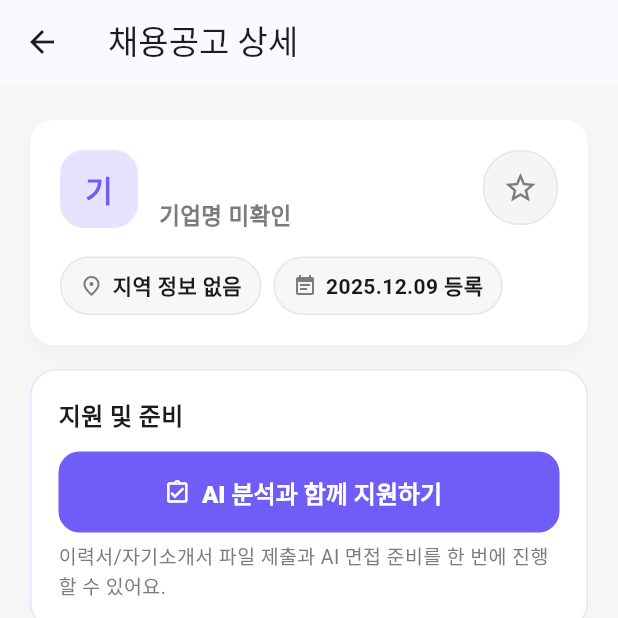
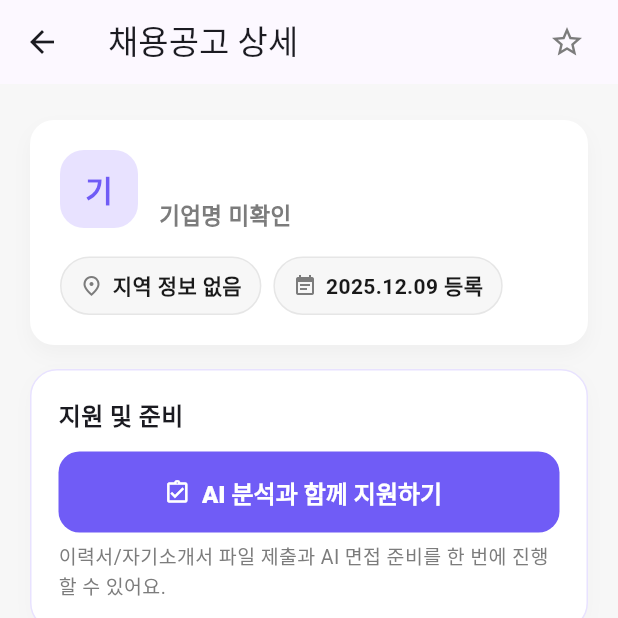
Before and after one commit to hoyoung13/readyai, a Flutter app: the JobDetailPage screen opened directly with empty values, on a phone screen of 412 x 824 dp, the top half of it. Run offline on Flutter 3.47's test engine with Material 3 defaults, Android fonts, the phone set to English and light mode, and no system bars; our stand-ins replace camera, cloud_firestore, dio, file_picker, firebase_auth, firebase_core and 13 more; missing offline and left inert: ffmpeg_kit_flutter_new, googleapis, kakao_flutter_sdk_user; accounts and stored records are empty.

Commit message:
디테일페이지 수정완료 아직 수정할사항있

```diff
--- a/lib/features/jobs/job_detail_page.dart
+++ b/lib/features/jobs/job_detail_page.dart
@@ -42,6 +42,23 @@ class JobDetailPage extends StatelessWidget {
       backgroundColor: AppColors.bg,
       appBar: AppBar(
         title: const Text('채용공고 상세'),
+        actions: [
+          StreamBuilder<JobActivity?>(
+            stream: _activityService.watch(job),
+            builder: (context, snapshot) {
+              final scrapped = snapshot.data?.scrapped ?? false;
+              return IconButton(
+                onPressed: () => _handleToggleScrap(context, scrapped),
+                icon: Icon(
+                  scrapped ? Icons.star : Icons.star_border,
+                  color: scrapped ? AppColors.primary : AppColors.subtext,
+                ),
+                tooltip: scrapped ? '스크랩 취소' : '스크랩',
+              );
+            },
+          ),
+          const SizedBox(width: 10),
+        ],
       ),
       body: SingleChildScrollView(
         padding: const EdgeInsets.fromLTRB(20, 24, 20, 32),
@@ -55,25 +72,30 @@ class JobDetailPage extends StatelessWidget {
                   _handleToggleScrap(context, scrapped),
             ),
             const SizedBox(height: 16),
+
+            // 🔥 지원하기 버튼 여기 유지
             if (!isCompanyRole(userRoleCache.value))
               _PrimaryActions(
                 onApply: () => _handleApply(context),
               ),
+
             const SizedBox(height: 24),
+
+            // 🔥 공고 요약은 지원하기 다음
             if (job.summaryItems.isNotEmpty)
               ModernSectionCard(
                 title: '공고 요약',
                 separated: true,
                 children: job.summaryItems
-                    .map(
-                      (item) => _InfoRow(
+                    .map((item) => _InfoRow(
                           label: item.label,
                           value: item.value,
-                      ),
-                    )
+                        ))
                     .toList(growable: false),
               ),
+
             if (job.summaryItems.isNotEmpty) const SizedBox(height: 16),
+
             if (hasApplicationPeriod)
               ModernSectionCard(
                 title: '접수 기간',
@@ -88,7 +110,9 @@ class JobDetailPage extends StatelessWidget {
                   ),
                 ],
               ),
+
             if (hasApplicationPeriod) const SizedBox(height: 16),
+
             ModernSectionCard(
               title: '기본 정보',
               separated: true,
@@ -105,7 +129,9 @@ class JobDetailPage extends StatelessWidget {
                 ),
               ],
             ),
+
             const SizedBox(height: 16),
+
             if (trimmedDescription.isNotEmpty)
               ModernSectionCard(
                 title: '상세 설명',
@@ -116,14 +142,15 @@ class JobDetailPage extends StatelessWidget {
                   ),
                 ],
               ),
+
             if (trimmedDescription.isNotEmpty) const SizedBox(height: 16),
+
             if (job.detailRows.isNotEmpty)
               ModernSectionCard(
                 title: '상세 정보',
                 separated: true,
-                children: job.detailRows
-                    .map(
-                      (row) => Padding(
+                children: job.detailRows.map((row) {
+                  return Padding(
                     padding: const EdgeInsets.symmetric(vertical: 6),
                     child: Column(
                       crossAxisAlignment: CrossAxisAlignment.start,
@@ -142,11 +169,12 @@ class JobDetailPage extends StatelessWidget {
                         ),
                       ],
                     ),
+                  );
+                }).toList(),
               ),
-                    )
-                    .toList(growable: false),
-              ),
+
             if (job.detailRows.isNotEmpty) const SizedBox(height: 16),
+
             if (job.tags.isNotEmpty)
               ModernSectionCard(
                 title: '복리후생 / 태그',
@@ -154,13 +182,14 @@ class JobDetailPage extends StatelessWidget {
                   Wrap(
                     spacing: 8,
                     runSpacing: 8,
-                    children: job.tags
-                        .map((tag) => ModernTag(label: tag))
-                        .toList(growable: false),
+                    children:
+                        job.tags.map((tag) => ModernTag(label: tag)).toList(),
                   ),
                 ],
               ),
+
             if (job.tags.isNotEmpty) const SizedBox(height: 16),
+
             ModernSectionCard(
               title: '안내',
               children: [
@@ -170,7 +199,6 @@ class JobDetailPage extends StatelessWidget {
                       : '본 정보는 공공데이터포털 "기획재정부_공공기관 채용정보 조회서비스"를 통해 수집되었습니다.',
                   style: const TextStyle(height: 1.6),
                 ),
-                if (trimmedNotice.isNotEmpty) const SizedBox(height: 8),
               ],
             ),
           ],
@@ -714,37 +742,6 @@ class _HeaderCard extends StatelessWidget {
               ),
             ],
           ),
-          Positioned(
-            top: 0,
-            right: 0,
-            child: StreamBuilder<JobActivity?>(
-              stream: activityService.watch(job),
-              builder: (context, snapshot) {
-                final scrapped = snapshot.data?.scrapped ?? false;
-                return Container(
-                  decoration: BoxDecoration(
-                    color: scrapped
-                        ? AppColors.primary.withOpacity(0.12)
-                        : const Color(0xFFF5F5F5),
-                    borderRadius: BorderRadius.circular(24),
-                    border: Border.all(
-                      color: scrapped
-                          ? AppColors.primary.withOpacity(0.25)
-                          : const Color(0xFFE5E5E5),
-                    ),
-                  ),
-                  child: IconButton(
-                    onPressed: () => onToggleScrap(scrapped),
-                    icon: Icon(
-                      scrapped ? Icons.star : Icons.star_outline,
-                      color: scrapped ? AppColors.primary : AppColors.subtext,
-                    ),
-                    tooltip: scrapped ? '스크랩 취소' : '스크랩',
-                  ),
-                );
-              },
-            ),
-          ),
         ],
       ),
     );
```
Lines whose indentation alone changed are shown as unchanged.
